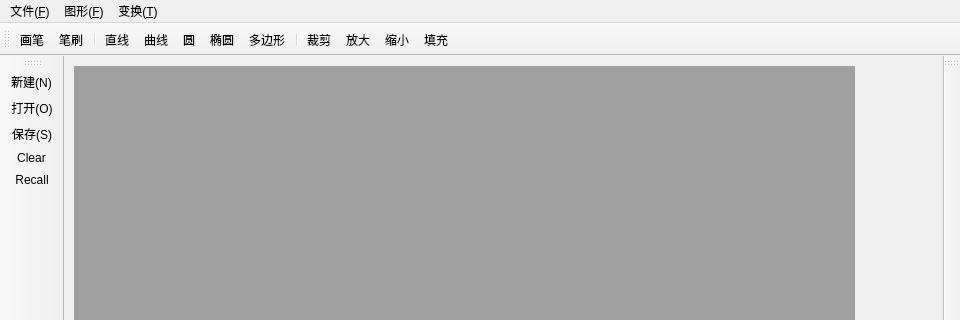
Above: mainwindow.ui from Tsunaou/GraphicsYoung before the change; both pictures show x 0 to 960 and y 0 to 320 of the 960 by 600 pixel window. Below: the same form after it.
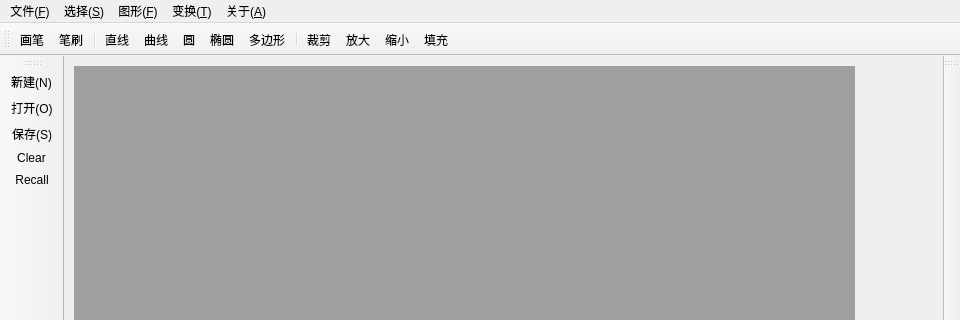
That is the form after the change. Icons and pictures are not drawn.

```diff
--- a/mainwindow.ui
+++ b/mainwindow.ui
@@ -66,9 +66,25 @@
     <addaction name="actionSmaller"/>
     <addaction name="actionCutter"/>
    </widget>
+   <widget class="QMenu" name="menu_3">
+    <property name="title">
+     <string>关于(&amp;A)</string>
+    </property>
+    <addaction name="actionAbout"/>
+   </widget>
+   <widget class="QMenu" name="menu_S">
+    <property name="title">
+     <string>选择(&amp;S)</string>
+    </property>
+    <addaction name="actionPen"/>
+    <addaction name="actionBrush"/>
+    <addaction name="actionFiller"/>
+   </widget>
    <addaction name="menu"/>
+   <addaction name="menu_S"/>
    <addaction name="menu_2"/>
    <addaction name="menu_T"/>
+   <addaction name="menu_3"/>
   </widget>
   <widget class="QToolBar" name="mainToolBar">
    <property name="toolButtonStyle">
```
Left out of the diff: 8 changed lines with no effect on the pictures.
